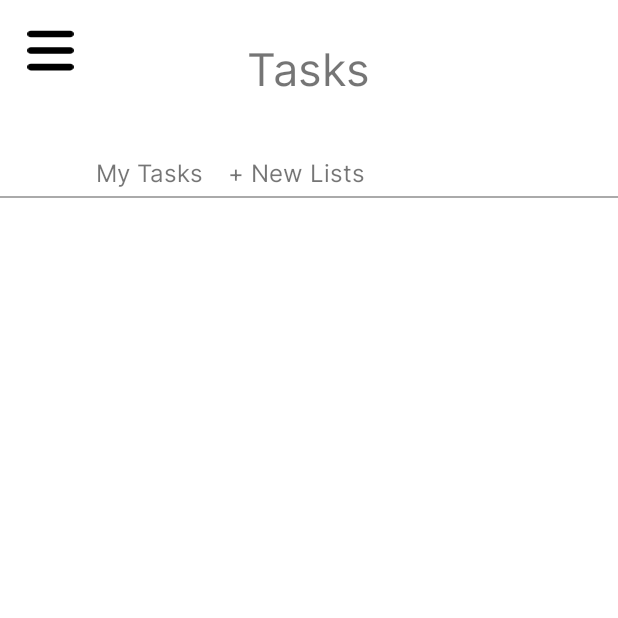
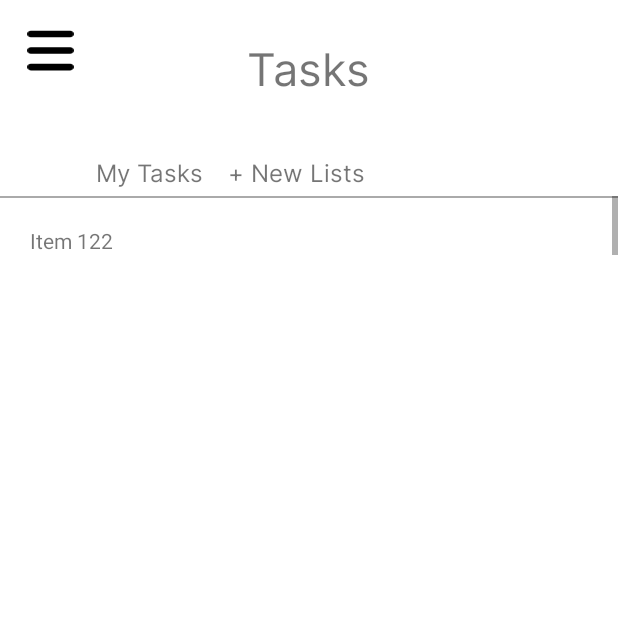
Before and after one commit to MarionEmmanuelBuhat/wildcats-hub, an Android app: the HomePage screen opened directly, with no data from a screen before it, after a tap on "TASKMASTER", on a phone screen of 412 x 824 dp, the top half of it. Run offline under Robolectric (Android 15) with nearby library versions, the phone set to English and light mode, and no system bars.

Commit message:
added list tasks

```diff
--- a/app/src/main/java/com/example/wildcats_hub/HomePage.java
+++ b/app/src/main/java/com/example/wildcats_hub/HomePage.java
@@ -18,7 +18,6 @@ public class HomePage extends AppCompatActivity {
         taskmasterBtn.setOnClickListener(view -> openTaskmaster());
     }
     public void openTaskmaster(){
-        Intent opnTaskmasterInt = new Intent(this, TaskMain.class);
-        startActivity(opnTaskmasterInt);
+        startActivity(new Intent(this, TaskMain.class));
     }
 }
--- a/app/src/main/java/com/example/wildcats_hub/TaskMain.java
+++ b/app/src/main/java/com/example/wildcats_hub/TaskMain.java
@@ -1,6 +1,9 @@
 package com.example.wildcats_hub;
 
 import androidx.appcompat.app.AppCompatActivity;
+import androidx.recyclerview.widget.DefaultItemAnimator;
+import androidx.recyclerview.widget.LinearLayoutManager;
+import androidx.recyclerview.widget.RecyclerView;
 
 import android.os.Bundle;
 import android.widget.ArrayAdapter;
@@ -11,12 +14,27 @@ import java.util.ArrayList;
 public class TaskMain extends AppCompatActivity {
 
     private ArrayList<String> items;
-    private ArrayAdapter<String> itemsAdapter;
-    private ListView listViewItems;
+    private recycleViewAdapter adapter;
+    private RecyclerView recyclerView;
 
     @Override
     protected void onCreate(Bundle savedInstanceState) {
         super.onCreate(savedInstanceState);
         setContentView(R.layout.activity_task_main);
+
+        recyclerView = findViewById(R.id.recyclerView);
+        items = new ArrayList<>();
+        adapter = new recycleViewAdapter(items);
+        RecyclerView.LayoutManager layoutManager = new LinearLayoutManager(getApplicationContext());
+        recyclerView.setLayoutManager(layoutManager);
+        recyclerView.setItemAnimator(new DefaultItemAnimator());
+
+        items.add("Item 122");
+        items.add("Item 2");
+        items.add("Item 3");
+        items.add("Item 4");
+        items.add("Item 5");
+        items.add("Item 6");
+        recyclerView.setAdapter(adapter);
     }
 }
--- /dev/null
+++ b/app/src/main/java/com/example/wildcats_hub/recycleViewAdapter.java
@@ -0,0 +1,46 @@
+package com.example.wildcats_hub;
+
+import android.view.LayoutInflater;
+import android.view.View;
+import android.view.ViewGroup;
+import android.widget.TextView;
+
+import androidx.annotation.NonNull;
+import androidx.recyclerview.widget.RecyclerView;
+
+import java.util.ArrayList;
+
+public class recycleViewAdapter extends RecyclerView.Adapter<recycleViewAdapter.MyViewHolder> {
+    private ArrayList<String> items;
+
+    public recycleViewAdapter(ArrayList<String> items) {
+        this.items = items;
+    }
+
+    public class MyViewHolder extends RecyclerView.ViewHolder {
+        private TextView itemTxt;
+
+        public MyViewHolder(final View view) {
+            super(view);
+            itemTxt = view.findViewById(R.id.item1);
+        }
+    }
+
+    @NonNull
+    @Override
+    public recycleViewAdapter.MyViewHolder onCreateViewHolder(@NonNull ViewGroup parent, int viewType) {
+        View itemView = LayoutInflater.from(parent.getContext()).inflate(R.layout.list_tasks, parent, false);
+        return new MyViewHolder(itemView);
+    }
+
+    @Override
+    public void onBindViewHolder(@NonNull recycleViewAdapter.MyViewHolder holder, int position) {
+        String item = items.get(position);
+        holder.itemTxt.setText(item);
+    }
+
+    @Override
+    public int getItemCount() {
+        return items.size();
+    }
+}
--- a/app/src/main/res/layout/activity_task_main.xml
+++ b/app/src/main/res/layout/activity_task_main.xml
@@ -2,7 +2,7 @@
 <androidx.constraintlayout.widget.ConstraintLayout xmlns:android="http://schemas.android.com/apk/res/android"
     xmlns:app="http://schemas.android.com/apk/res-auto"
     xmlns:tools="http://schemas.android.com/tools"
-    android:id="@+id/mRecyclerView"
+    android:id="@+id/ConstraintLayout"
     android:layout_width="match_parent"
     android:layout_height="match_parent"
     tools:context=".TaskMain">
@@ -144,11 +144,12 @@
         android:id="@+id/recyclerView"
         android:layout_width="match_parent"
         android:layout_height="wrap_content"
-        android:layout_marginBottom="344dp"
+        android:layout_marginTop="4dp"
+        android:scrollbars="vertical"
         app:layoutManager="LinearLayoutManager"
-        app:layout_constraintBottom_toTopOf="@+id/materialToolbar2"
         app:layout_constraintEnd_toEndOf="parent"
-        app:layout_constraintHorizontal_bias="0.0"
-        app:layout_constraintStart_toStartOf="parent" />
+        app:layout_constraintHorizontal_bias="1.0"
+        app:layout_constraintStart_toStartOf="parent"
+        app:layout_constraintTop_toBottomOf="@+id/myTasksTV" />
 
 </androidx.constraintlayout.widget.ConstraintLayout>
--- /dev/null
+++ b/app/src/main/res/layout/list_tasks.xml
@@ -0,0 +1,17 @@
+<?xml version="1.0" encoding="utf-8"?>
+<androidx.constraintlayout.widget.ConstraintLayout xmlns:android="http://schemas.android.com/apk/res/android"
+    xmlns:app="http://schemas.android.com/apk/res-auto"
+    xmlns:tools="http://schemas.android.com/tools"
+    android:layout_width="match_parent"
+    android:layout_height="match_parent">
+
+    <TextView
+        android:id="@+id/item1"
+        android:layout_width="wrap_content"
+        android:layout_height="wrap_content"
+        android:layout_marginStart="20dp"
+        android:layout_marginTop="20dp"
+        android:text="TextView"
+        app:layout_constraintStart_toStartOf="parent"
+        app:layout_constraintTop_toTopOf="parent" />
+</androidx.constraintlayout.widget.ConstraintLayout>
```
